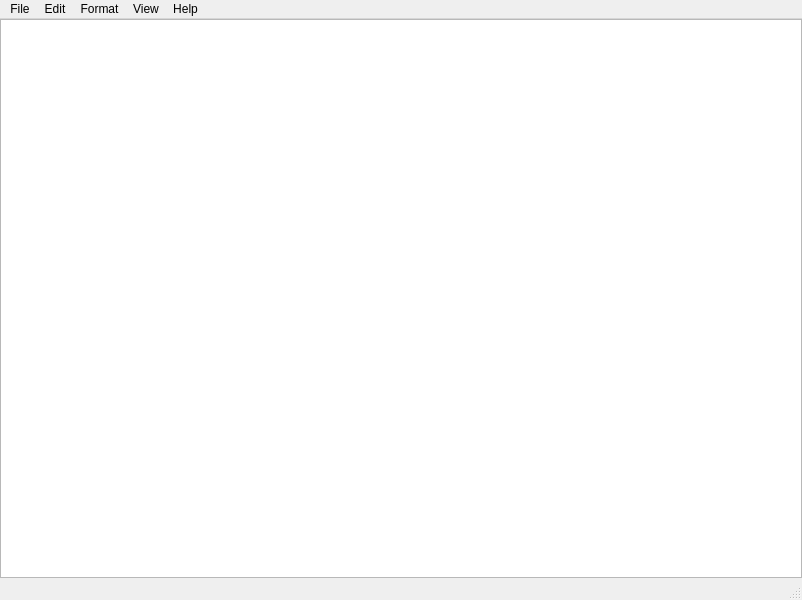
Qt form notepad.ui (kszapsza/QtNotepad) before a commit.
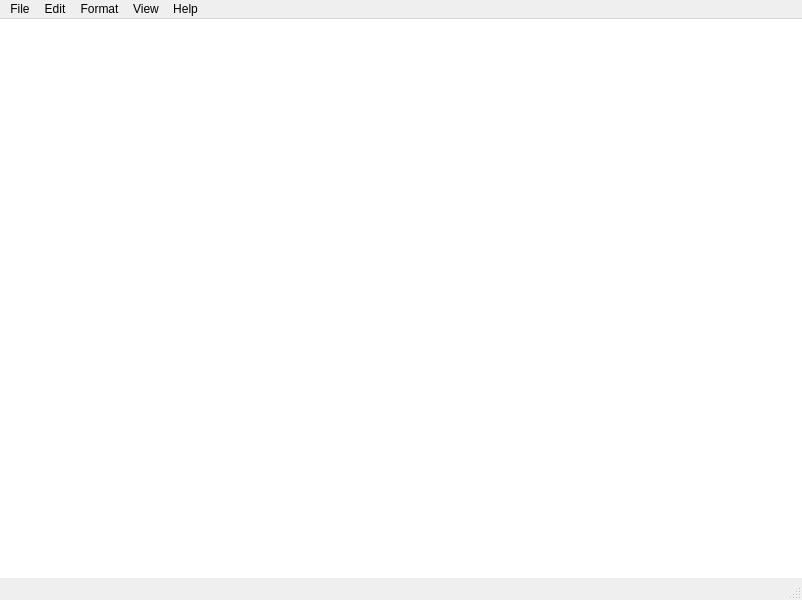
The same form after that commit.

Commit message: begin implementing saving

Diff of the .ui file:
```diff
--- a/notepad.ui
+++ b/notepad.ui
@@ -41,6 +41,15 @@
       <property name="enabled">
        <bool>true</bool>
       </property>
+      <property name="frameShape">
+       <enum>QFrame::NoFrame</enum>
+      </property>
+      <property name="frameShadow">
+       <enum>QFrame::Plain</enum>
+      </property>
+      <property name="lineWidth">
+       <number>0</number>
+      </property>
      </widget>
     </item>
    </layout>
```
Left out of the diff: 79 changed lines with no effect on the pictures. The commit also changes 2 other files.
